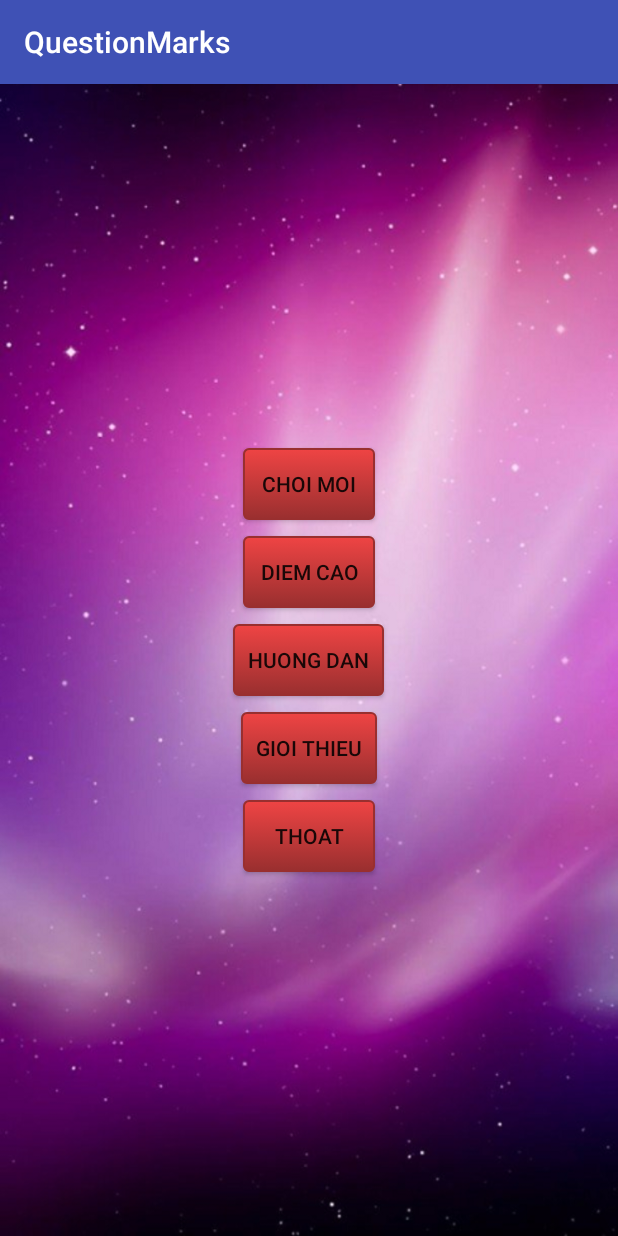
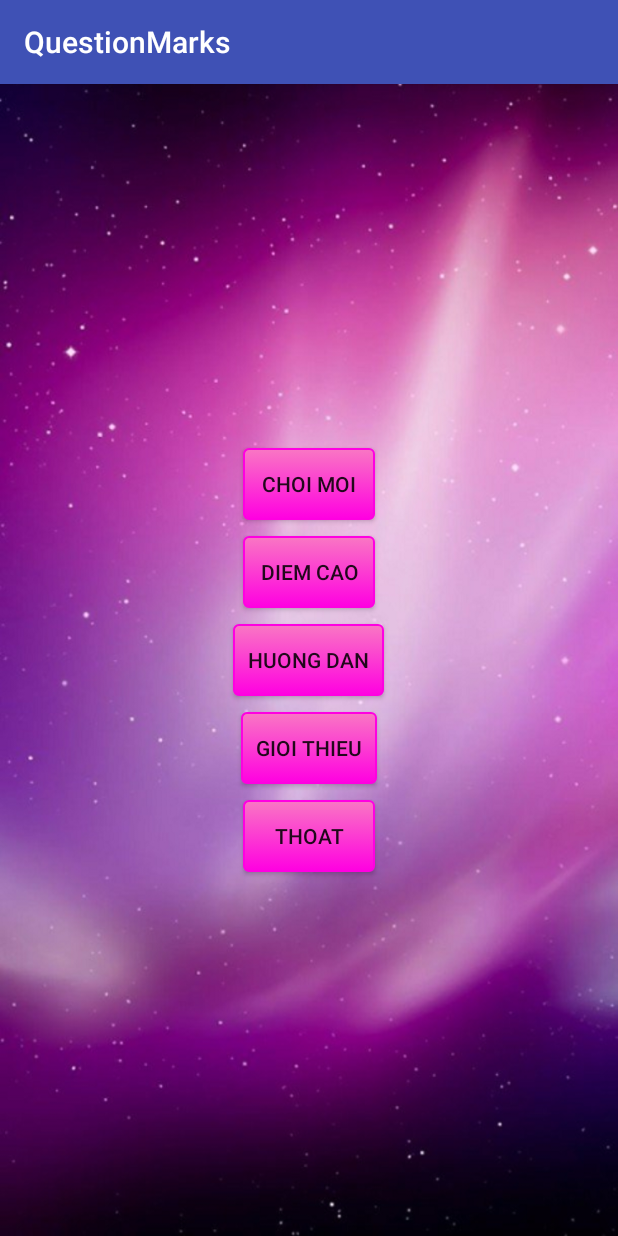
Before and after one commit to trungson2302/questionmarks_app, an Android app: the screen it shows after launch (MainMenuActivity), on a phone screen of 412 x 824 dp. Run offline under Robolectric (Android 15) with nearby library versions, the phone set to English and light mode, and no system bars.

Commit message:
loi: sua countdowntimer 3s/1cau loi: tat nhac khi nhan HOME

```diff
--- a/app/src/main/java/com/example/sonpham/questionmarks/MainMenuActivity.java
+++ b/app/src/main/java/com/example/sonpham/questionmarks/MainMenuActivity.java
@@ -8,6 +8,7 @@ import android.widget.Button;
 
 public class MainMenuActivity extends AppCompatActivity {
     Button btnChoimoi,btnDiemcao,btnGioithieu,btnThoat,btnHuongdan;
+    Intent playMusic;
     @Override
     protected void onCreate(Bundle savedInstanceState) {
         super.onCreate(savedInstanceState);
@@ -19,10 +20,13 @@ public class MainMenuActivity extends AppCompatActivity {
         btnThoat=(Button)findViewById(R.id.button7);
 
         final Intent choimoi=new Intent(MainMenuActivity.this,MainActivity.class);
+        playMusic=new Intent(MainMenuActivity.this,PlayMusic.class);
+        startService(playMusic);
         btnChoimoi.setOnClickListener(new View.OnClickListener() {
             @Override
             public void onClick(View v) {
                 startActivity(choimoi);
+                //onStop();
 
             }
         });
@@ -32,6 +36,37 @@ public class MainMenuActivity extends AppCompatActivity {
                 finish();
             }
         });
+
     }
 
+    @Override
+    public void onBackPressed() {
+        super.onBackPressed();
+        stopService(playMusic);
+        finish();
+    }
+
+    @Override
+    protected void onDestroy() {
+        super.onDestroy();
+        stopService(playMusic);
+    }
+
+    @Override
+    protected void onPause() {
+        super.onPause();
+        //stopService(playMusic);
+    }
+
+    @Override
+    protected void onResume() {
+        super.onResume();
+        startService(playMusic);
+    }
+
+    @Override
+    protected void onRestart() {
+        super.onRestart();
+        startService(playMusic);
+    }
 }
--- a/app/src/main/res/drawable/true_button.xml
+++ b/app/src/main/res/drawable/true_button.xml
@@ -3,36 +3,36 @@
     <item android:state_pressed="true">
         <shape>
             <solid
-                android:color="#ef4444" />
+                android:color="#f977c3" />
             <stroke
                 android:width="1dp"
-                android:color="#992f2f" />
+                android:color="#ff00e1" />
             <corners
                 android:radius="3dp" />
             <padding
+                android:bottom="10dp"
                 android:left="10dp"
-                android:top="10dp"
                 android:right="10dp"
-                android:bottom="10dp" />
+                android:top="10dp" />
 
         </shape>
     </item>
     <item>
         <shape>
             <gradient
-                android:startColor="#ef4444"
-                android:endColor="#992f2f"
-                android:angle="270" />
+                android:angle="270"
+                android:endColor="#ff00e1"
+                android:startColor="#f977c3" />
             <stroke
                 android:width="1dp"
-                android:color="#992f2f" />
+                android:color="#ff00e1" />
             <corners
                 android:radius="3dp" />
             <padding
+                android:bottom="10dp"
                 android:left="10dp"
-                android:top="10dp"
                 android:right="10dp"
-                android:bottom="10dp" />
+                android:top="10dp" />
         </shape>
     </item>
 
```
Also changed, not shown: app/src/main/AndroidManifest.xml (+10 -7 lines), app/src/main/java/com/example/sonpham/questionmarks/MainActivity.java (+8 -4 lines), app/src/main/java/com/example/sonpham/questionmarks/PlayMusic.java (added, +37 -0 lines), app/src/main/res/layout/activity_main.xml (+5 -2 lines), app/src/main/assets/yes_or_no.sqlite, app/src/main/res/mipmap-xxhdpi/question_mark.png (added), 1 other file.
